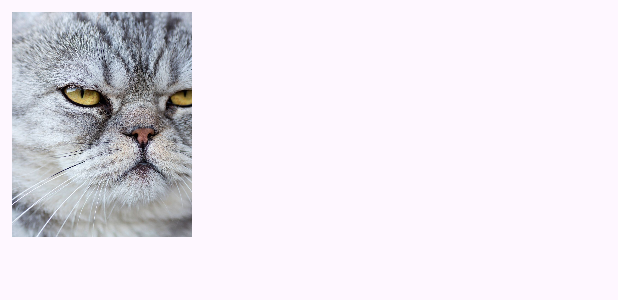
After one commit to Victor-Valedev/Android-Job-Test, an Android app: the layout item_image.xml on its own in the app's theme, with its tools: preview values and no code run, on a phone screen of 412 x 824 dp. The commit adds this screen. Shown: the top 300 px of the screen. Run offline under Robolectric (Android 15) with nearby library versions, the phone set to English and light mode, and no system bars.

Commit message:
feat: completed the adapter recycler view part, to receive the list of images on the screen

```diff
--- /dev/null
+++ b/app/src/main/res/layout/item_image.xml
@@ -0,0 +1,17 @@
+<?xml version="1.0" encoding="utf-8"?>
+<FrameLayout xmlns:android="http://schemas.android.com/apk/res/android"
+    xmlns:app="http://schemas.android.com/apk/res-auto"
+    xmlns:tools="http://schemas.android.com/tools"
+    android:id="@+id/clItem"
+    android:layout_width="wrap_content"
+    android:layout_height="wrap_content">
+
+    <androidx.appcompat.widget.AppCompatImageView
+        android:id="@+id/imgCatItem"
+        android:layout_width="120dp"
+        android:layout_height="150dp"
+        android:scaleType="centerCrop"
+        android:layout_margin="8dp"
+        tools:srcCompat="@drawable/gato" />
+
+</FrameLayout>
```
Also changed, not shown: app/src/main/java/com/victor/androidjobtest/adapter/ImgurImageAdapter.kt (added, +58 -0 lines), app/src/main/res/layout/activity_main.xml (+12 -12 lines), app/src/main/res/layout/recycler_view_item.xml (added, +51 -0 lines), app/src/main/res/drawable/gato.jpg (added).
